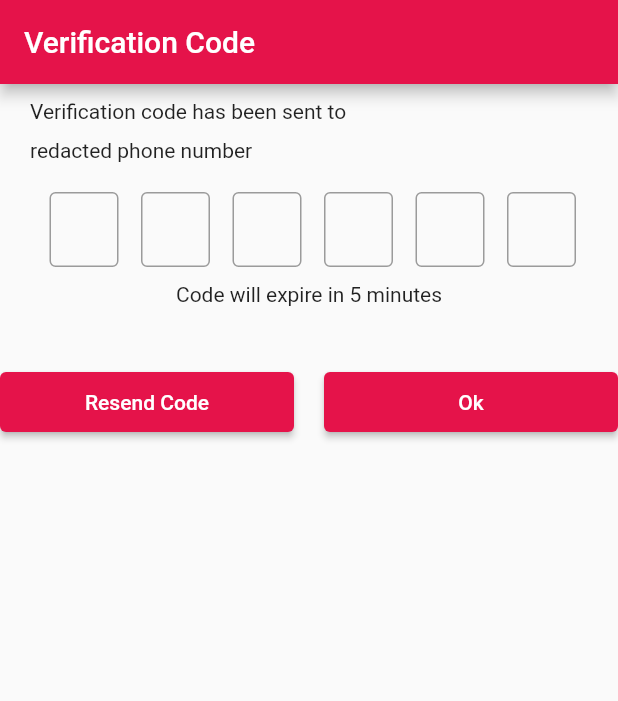
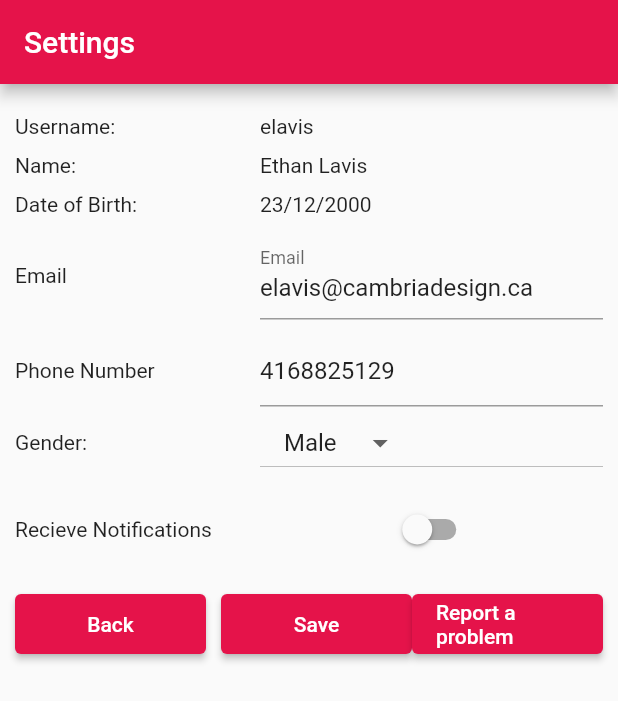
Before and after one commit to CymruLavis/Interano, a Flutter app: the screen it shows after launch, on a phone screen of 412 x 824 dp. Shown: the top 701 px of the screen. Run offline on Flutter 3.47's test engine with Material 2 defaults, Android fonts, the phone set to English and light mode, and no system bars; our stand-ins replace email_validator, google_maps_flutter; missing offline and left inert: dart:html.

Commit message:
worked on personal settings page

```diff
--- a/lib/account_validation.dart
+++ b/lib/account_validation.dart
@@ -36,6 +36,7 @@ class ValidationWidgets extends State<ValidationWidget> {
   String validationText = "";
   final primaryColour = Colours();
   String code = "";
+  String valCode = "";
 
   @override
   Widget build(BuildContext context) {
@@ -224,6 +225,7 @@ class ValidationWidgets extends State<ValidationWidget> {
                   child: const Text('Resend Code'),
                   onPressed: () {
                     //api to resend code and reset time sent
+                    //valCode = api for new code
                   },
                 ),
               ),
--- a/lib/main.dart
+++ b/lib/main.dart
@@ -3,11 +3,12 @@ import 'package:test/account_validation.dart';
 import 'package:test/filters.dart';
 import 'package:test/login.dart';
 import 'package:test/map_page.dart';
+import 'package:test/settings.dart';
 import 'package:test/sign_up.dart';
 import 'app.dart';
 
 void main() {
-  runApp(AccountValidation());
+  runApp(Settings());
   // there will need to be a check if remember me is checkd then it
   // will either run map page or login page
 }
--- a/lib/map_page.dart
+++ b/lib/map_page.dart
@@ -3,6 +3,7 @@ import 'dart:html';
 import 'package:flutter/material.dart';
 import 'package:google_maps_flutter/google_maps_flutter.dart';
 import 'package:test/login.dart';
+import 'package:test/settings.dart';
 import 'filters.dart';
 import 'models/colourSwatch.dart';
 
@@ -48,11 +49,16 @@ class _MyAppState extends State<MyApp> {
                           builder: (context) => const FiltersPage()),
                     );
                   } else if (value == MenuItem.settings) {
+                    Navigator.push(
+                      context,
+                      MaterialPageRoute(builder: (context) => const Settings()),
+                    );
                   } else if (value == MenuItem.logout) {
                     Navigator.push(
                       context,
                       MaterialPageRoute(
                           builder: (context) => const LoginPage()),
+                      // dump all variables
                     );
                   }
                 },
--- /dev/null
+++ b/lib/settings.dart
@@ -0,0 +1,323 @@
+import 'package:flutter/material.dart';
+import 'map_page.dart';
+import 'models/colourSwatch.dart';
+import 'package:test/sign_up.dart';
+
+class Settings extends StatelessWidget {
+  const Settings({Key? key}) : super(key: key);
+  static const String pageName = 'Settings';
+
+  @override
+  Widget build(BuildContext context) {
+    return MaterialApp(
+      debugShowCheckedModeBanner: false,
+      title: pageName,
+      home: Scaffold(
+        appBar: AppBar(
+          title: const Text(pageName),
+          backgroundColor: Colours().getAppBarColor(),
+        ),
+        body: const SettingsWidget(),
+      ),
+    );
+  }
+}
+
+class SettingsWidget extends StatefulWidget {
+  const SettingsWidget({Key? key}) : super(key: key);
+
+  @override
+  State<SettingsWidget> createState() => SettingsWidgets();
+}
+
+class SettingsWidgets extends State<SettingsWidget> {
+  int flex1 = 5;
+  int flex2 = 7;
+  bool notificationsSwitch = true;
+  bool isVisible = false;
+  final email = TextEditingController();
+  var phoneNum = TextEditingController();
+  String gender = "";
+  String message = "";
+
+  // change this into an api call to fill the list with the personal information
+  List initialValues = [
+    'elavis',
+    'Ethan Lavis',
+    '23/12/2000',
+    'elavis@cambriadesign.ca',
+    '4168825129',
+    'chery potatoe',
+    false
+  ];
+  String dropDown = 'Male';
+
+  @override
+  Widget build(BuildContext context) {
+    return Padding(
+        padding: EdgeInsets.all(10),
+        child: ListView(children: <Widget>[
+          Padding(
+            padding: EdgeInsets.fromLTRB(0, 10, 0, 0),
+            child: Row(
+              mainAxisAlignment: MainAxisAlignment.center,
+              children: <Widget>[
+                Expanded(flex: flex1, child: const Text("Username:")),
+                Expanded(flex: flex2, child: Text(initialValues[0]))
+              ],
+            ),
+          ),
+          Padding(
+            padding: EdgeInsets.fromLTRB(0, 10, 0, 0),
+            child: Row(
+              mainAxisAlignment: MainAxisAlignment.center,
+              children: <Widget>[
+                Expanded(flex: flex1, child: const Text("Name: ")),
+                Expanded(flex: flex2, child: Text(initialValues[1]))
+              ],
+            ),
+          ),
+          Padding(
+            padding: EdgeInsets.fromLTRB(0, 10, 0, 0),
+            child: Row(
+              mainAxisAlignment: MainAxisAlignment.center,
+              children: <Widget>[
+                Expanded(flex: flex1, child: const Text("Date of Birth: ")),
+                Expanded(flex: flex2, child: Text(initialValues[2]))
+              ],
+            ),
+          ),
+          Padding(
+            padding: EdgeInsets.fromLTRB(0, 10, 0, 0),
+            child: Row(children: <Widget>[
+              Expanded(
+                flex: flex1,
+                child: const Text('Email'),
+              ),
+              Expanded(
+                  flex: flex2,
+                  child: TextFormField(
+                    initialValue: initialValues[3],
+                    decoration: const InputDecoration(
+                      border: UnderlineInputBorder(),
+                      labelText: 'Email',
+                    ),
+                    onChanged: (value) {
+                      if (emailValidation(email.text) == false) {
+                        setState(() {
+                          message = "Invalid email";
+                          isVisible = true;
+                        });
+                      } else {
+                        setState(() {
+                          isVisible = false;
+                        });
+                      }
+                    },
+                  ))
+            ]),
+          ),
+          Padding(
+            padding: EdgeInsets.fromLTRB(0, 10, 0, 0),
+            child: Row(children: <Widget>[
+              Expanded(
+                flex: flex1,
+                child: const Text('Phone Number'),
+              ),
+              Expanded(
+                  flex: flex2,
+                  child: TextFormField(
+                    // controller: phoneNum,
+                    initialValue: initialValues[4],
+                    decoration: const InputDecoration(
+                      border: UnderlineInputBorder(),
+                    ),
+                    onChanged: (value) {
+                      if (double.tryParse(phoneNum.text) == null) {
+                        setState(() {
+                          message = "Invalid phone number";
+                          isVisible = true;
+                        });
+                      } else {
+                        if (phoneNumberValidation(phoneNum.text) == false) {
+                          setState(() {
+                            message = "Invalid phone number length";
+                            isVisible = true;
+                          });
+                        } else {
+                          setState(() {
+                            isVisible = false;
+                          });
+                        }
+                      }
+                    },
+                  ))
+            ]),
+          ),
+          Row(
+            children: <Widget>[
+              Expanded(flex: flex1, child: const Text('Gender: ')),
+              Expanded(
+                  flex: flex2,
+                  // child: DropdownButtonHideUnderline(
+                  child: ButtonTheme(
+                    alignedDropdown: true,
+                    child: DropdownButton(
+                      value: dropDown,
+                      items: [
+                        DropdownMenuItem(child: Text("Male"), value: "Male"),
+                        DropdownMenuItem(
+                          child: Text("Female"),
+                          value: "Female",
+                        ),
+                        DropdownMenuItem(
+                          child: Text("Other"),
+                          value: "Other",
+                        )
+                      ],
+                      onChanged: (value) {
+                        if (value is String) {
+                          setState(() {
+                            dropDown = value;
+                          });
+                        }
+                      },
+                    ),
+                  )
+                  // ),
+                  )
+            ],
+          ),
+          Padding(
+            padding: EdgeInsets.fromLTRB(0, 10, 0, 0),
+            child: Row(
+              mainAxisAlignment: MainAxisAlignment.center,
+              children: <Widget>[
+                Expanded(
+                    flex: flex1, child: const Text("Recieve Notifications")),
+                Expanded(
+                    flex: flex2,
+                    child: Switch(
+                        // This bool value toggles the switch
+                        value: initialValues[6],
+                        activeColor: Colours().getPrimarySwatch(),
+                        onChanged: (bool value) {
+                          // This is called when the user toggles the switch.
+                          setState(() {
+                            notificationsSwitch = value;
+                          });
+                        }))
+              ],
+            ),
+          ),
+          Padding(
+            padding: EdgeInsets.fromLTRB(0, 15, 0, 0),
+            child: Row(
+              mainAxisAlignment: MainAxisAlignment.center,
+              children: <Widget>[
+                Expanded(
+                  flex: 3,
+                  child: ElevatedButton(
+                    style: ElevatedButton.styleFrom(
+                        backgroundColor: Colours().getPrimarySwatch(),
+                        minimumSize: Size(0, 40)),
+                    child: const Text('Back'),
+                    onPressed: () {
+                      List finalValues = [
+                        initialValues[0],
+                        initialValues[1],
+                        initialValues[2],
+                        email,
+                        phoneNum,
+                        gender,
+                        notificationsSwitch
+                      ];
+                      if (checkForChanges(initialValues, finalValues) == true) {
+                        showDialog(
+                            context: context,
+                            builder: (context) => AlertDialog(
+                                  title: Text("You have unsaved changes"),
+                                  content: Text(
+                                      "Do you want to save these changes? "),
+                                  actions: [
+                                    TextButton(
+                                        onPressed: () {
+                                          Navigator.pop(context);
+                                        },
+                                        child: Text("Yes")),
+                                    TextButton(
+                                        onPressed: () {
+                                          Navigator.push(
+                                            context,
+                                            MaterialPageRoute(
+                                                builder: (context) =>
+                                                    const MyApp()),
+                                          );
+                                        },
+                                        child: Text("No"))
+                                  ],
+                                ));
+                      }
+                    },
+                  ),
+                ),
+                SizedBox(width: 10),
+                Expanded(
+                  flex: 3,
+                  child: ElevatedButton(
+                    child: const Text("Save"),
+                    style: ElevatedButton.styleFrom(
+                        backgroundColor: Colours().getPrimarySwatch(),
+                        minimumSize: Size(0, 40)),
+                    onPressed: () {
+                      List finalValues = [
+                        initialValues[0],
+                        initialValues[1],
+                        initialValues[2],
+                        email,
+                        phoneNum,
+                        gender,
+                        notificationsSwitch
+                      ];
+                      if (checkForChanges(initialValues, finalValues) ==
+                          true) {}
+
+                      Navigator.push(
+                        //check to make sure items are properly filled out and if something has been changed
+                        //update personal information in database
+                        //send an email to communications
+
+                        context,
+                        MaterialPageRoute(builder: (context) => const MyApp()),
+                      );
+                    },
+                  ),
+                ),
+                Expanded(
+                  flex: 3,
+                  child: ElevatedButton(
+                    style: ElevatedButton.styleFrom(
+                        backgroundColor: Colours().getPrimarySwatch(),
+                        minimumSize: Size(0, 40)),
+                    child: const Text('Report a problem'),
+                    onPressed: () {},
+                  ),
+                ),
+              ],
+            ),
+          )
+        ]));
+  }
+}
+
+bool checkForChanges(List initVals, List finVals) {
+  bool flag = false;
+
+  return flag;
+}
+
+void saveChangesAPI() {}
+
+List initialValuesAPI() {
+  return [];
+}
```
Also changed, not shown: lib/sign_up.dart (+34 -19 lines).
